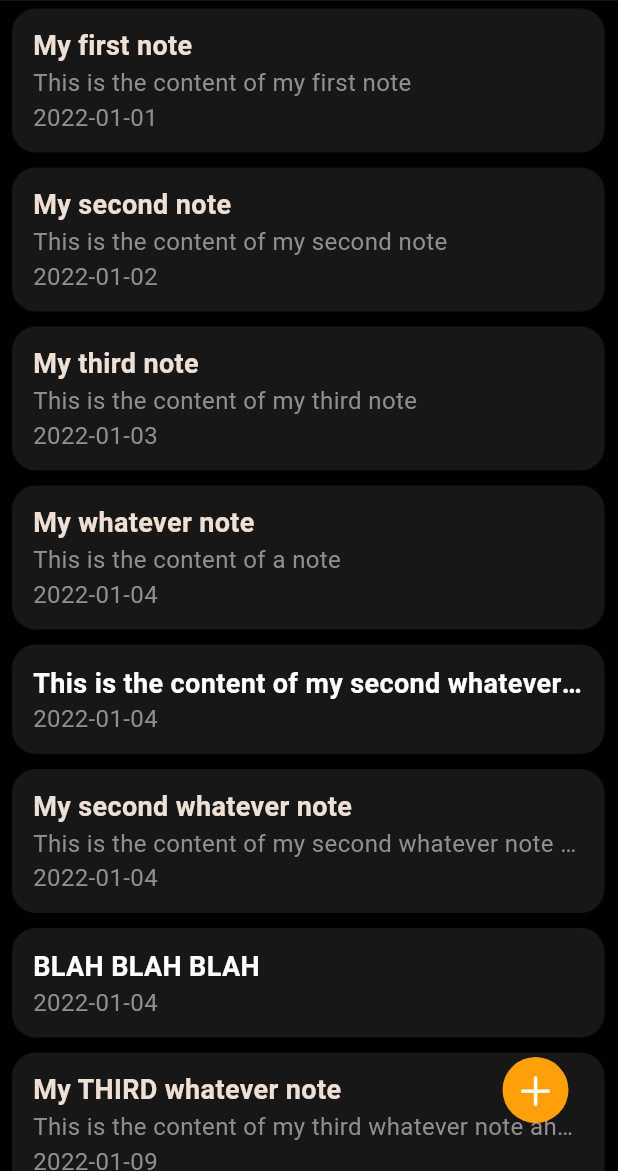
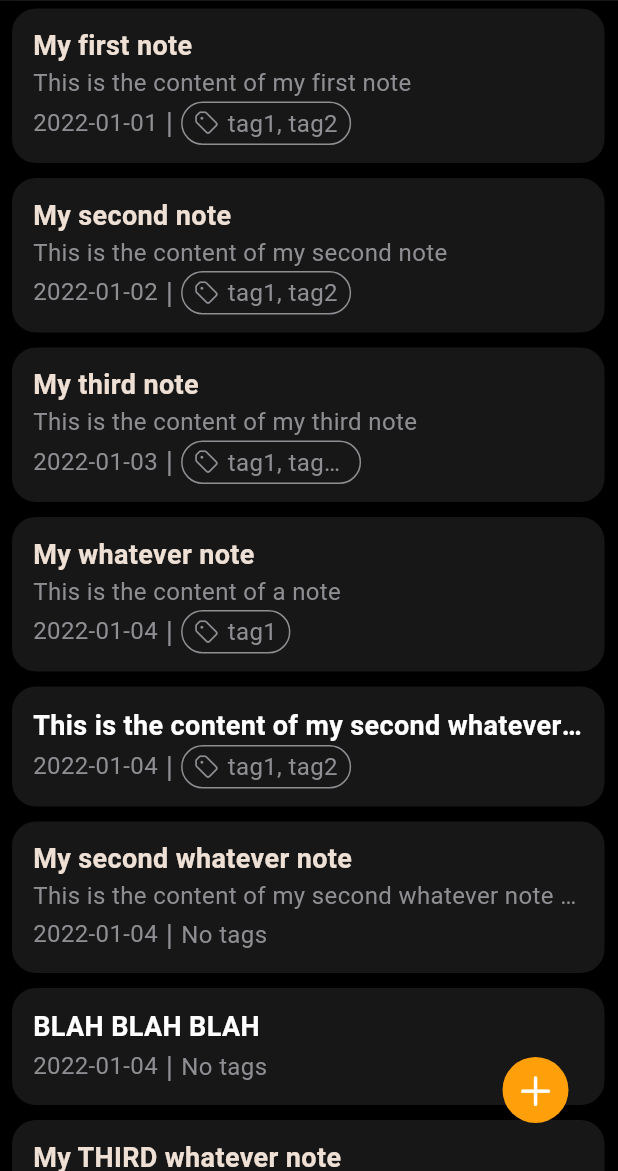
Before and after one commit to VeressIris/my-notes-app, a Flutter app: the screen it shows after launch, on a phone screen of 412 x 824 dp, the part 65-1236 px from its top. Run offline on Flutter 3.47's test engine with Material 3 defaults, Android fonts, the light colour scheme and no system bars; missing offline and left inert: flutter_quill.

Commit message:
display note tags on homepage

```diff
--- a/lib/pages/homepage.dart
+++ b/lib/pages/homepage.dart
@@ -20,39 +20,45 @@ class _HomePageState extends State<Homepage> {
     {
       'title': 'My first note',
       'content': 'This is the content of my first note',
-      'dateCreated': '2022-01-01'
+      'dateCreated': '2022-01-01',
+      'tags': 'tag1, tag2'
     },
     {
       'title': 'My second note',
       'content': 'This is the content of my second note',
-      'dateCreated': '2022-01-02'
+      'dateCreated': '2022-01-02',
+      'tags': 'tag1, tag2'
     },
     {
       'title': 'My third note',
       'content': 'This is the content of my third note',
-      'dateCreated': '2022-01-03'
+      'dateCreated': '2022-01-03',
+      'tags': 'tag1, tag2, tag3'
     },
     {
       'title': 'My whatever note',
       'content': 'This is the content of a note',
-      'dateCreated': '2022-01-04'
+      'dateCreated': '2022-01-04',
+      'tags': 'tag1'
     },
     {
       'title': '',
       'content': 'This is the content of my second whatever note',
-      'dateCreated': '2022-01-04'
+      'dateCreated': '2022-01-04',
+      'tags': 'tag1, tag2'
     },
     {
       'title': 'My second whatever note',
       'content': 'This is the content of my second whatever note blah blah',
-      'dateCreated': '2022-01-04'
+      'dateCreated': '2022-01-04',
     },
     {'title': '', 'content': 'BLAH BLAH BLAH', 'dateCreated': '2022-01-04'},
     {
       'title': 'My THIRD whatever note',
       'content':
           'This is the content of my third whatever note ahaha blah blah',
-      'dateCreated': '2022-01-09'
+      'dateCreated': '2022-01-09',
+      'tags': 'tag1, tag2'
     },
   ];
 
@@ -82,6 +88,7 @@ class _HomePageState extends State<Homepage> {
                     title: note['title']!,
                     content: note['content']!,
                     dateCreated: note['dateCreated']!,
+                    tags: note['tags'] ?? 'No tags',
                   );
                 }).toList(),
               ),
@@ -170,8 +177,7 @@ class _HomePageState extends State<Homepage> {
                   Navigator.push(
                     context,
                     CupertinoPageRoute(
-                      builder: (context) =>
-                          const TagsPage(),
+                      builder: (context) => const TagsPage(),
                     ),
                   );
                 }),
--- a/lib/pages/tags_page.dart
+++ b/lib/pages/tags_page.dart
@@ -36,6 +36,7 @@ class _TagsPageState extends State<TagsPage> {
                     title: note['title']!,
                     content: note['content']!,
                     dateCreated: note['dateCreated']!,
+                    tags: note['tags'] ?? 'No tags',
                   );
                 }).toList(),
               ),
--- a/lib/widgets/note.dart
+++ b/lib/widgets/note.dart
@@ -1,17 +1,21 @@
 import 'package:flutter/cupertino.dart';
 import 'package:my_notes_app/pages/note_page.dart';
 import 'package:my_notes_app/widgets/delete_note_dialog.dart';
+import 'package:my_notes_app/widgets/stateless_tag.dart';
+import 'package:my_notes_app/widgets/tag.dart';
 
 class Note extends StatefulWidget {
   const Note(
       {super.key,
       required this.title,
       required this.content,
-      required this.dateCreated});
+      required this.dateCreated,
+      required this.tags});
 
   final String title;
   final String content;
   final String dateCreated;
+  final String tags; // TODO: change this to a list of strings
 
   @override
   State<Note> createState() => _NoteState();
@@ -67,6 +71,9 @@ class _NoteState extends State<Note> {
                       height: 1.5,
                       overflow: TextOverflow.ellipsis),
                 ),
+                Row(
+                  crossAxisAlignment: CrossAxisAlignment.center,
+                  children: [
                     Text(
                       widget.dateCreated,
                       style: const TextStyle(
@@ -74,6 +81,16 @@ class _NoteState extends State<Note> {
                           fontSize: 16,
                           height: 1.35),
                     ),
+                    const Text(
+                      ' | ',
+                      style: TextStyle(
+                          color: CupertinoColors.systemGrey,
+                          fontSize: 20,
+                          height: 1.35),
+                    ),
+                    StatelessTag(name: widget.tags),
+                  ],
+                )
               ],
             ),
           )),
--- /dev/null
+++ b/lib/widgets/stateless_tag.dart
@@ -0,0 +1,49 @@
+import 'package:flutter/cupertino.dart';
+
+class StatelessTag extends StatelessWidget {
+  const StatelessTag({super.key, required this.name});
+
+  final String name;
+
+  @override
+  Widget build(BuildContext context) {
+    return ConstrainedBox(
+        constraints: const BoxConstraints(
+          maxWidth: 120,
+        ),
+        child: Container(
+          padding: name != "No tags" ? const EdgeInsets.symmetric(horizontal: 8, vertical: 2) : const EdgeInsets.all(0),
+          decoration: name != "No tags" ? BoxDecoration(
+            color: CupertinoColors.darkBackgroundGray,
+            borderRadius: BorderRadius.circular(20),
+            border: Border.all(
+              color: CupertinoColors.systemGrey,
+              width: 1,
+            ),
+          ) : const BoxDecoration(),
+          child: Row(
+            mainAxisSize: MainAxisSize.min,
+            children: [
+              name != "No tags"
+                  ? const Icon(
+                      CupertinoIcons.tag,
+                      size: 16,
+                      color: CupertinoColors.systemGrey,
+                    )
+                  : const SizedBox(),
+              name != "No tags" ? const SizedBox(width: 6) : const SizedBox(),
+              Flexible(
+                  child: Text(
+                name,
+                style: const TextStyle(
+                  color: CupertinoColors.systemGrey,
+                  fontSize: 16,
+                ),
+                overflow: TextOverflow.ellipsis,
+                maxLines: 1,
+              )),
+            ],
+          ),
+        ));
+  }
+}
```
Lines whose indentation alone changed are shown as unchanged.
